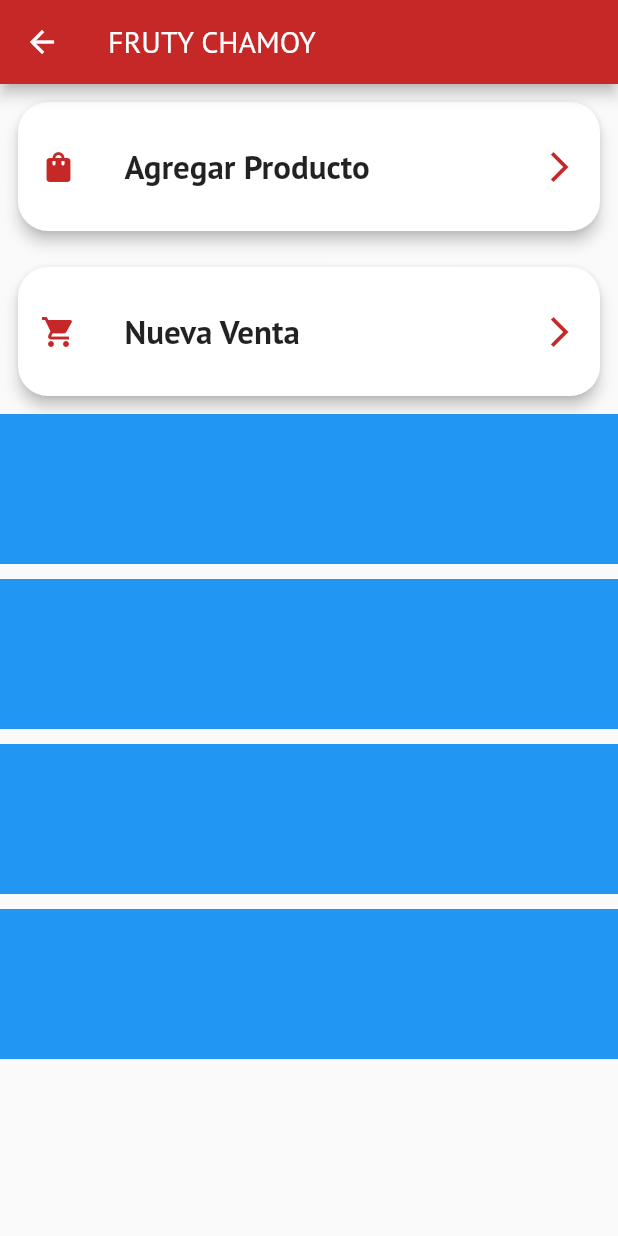
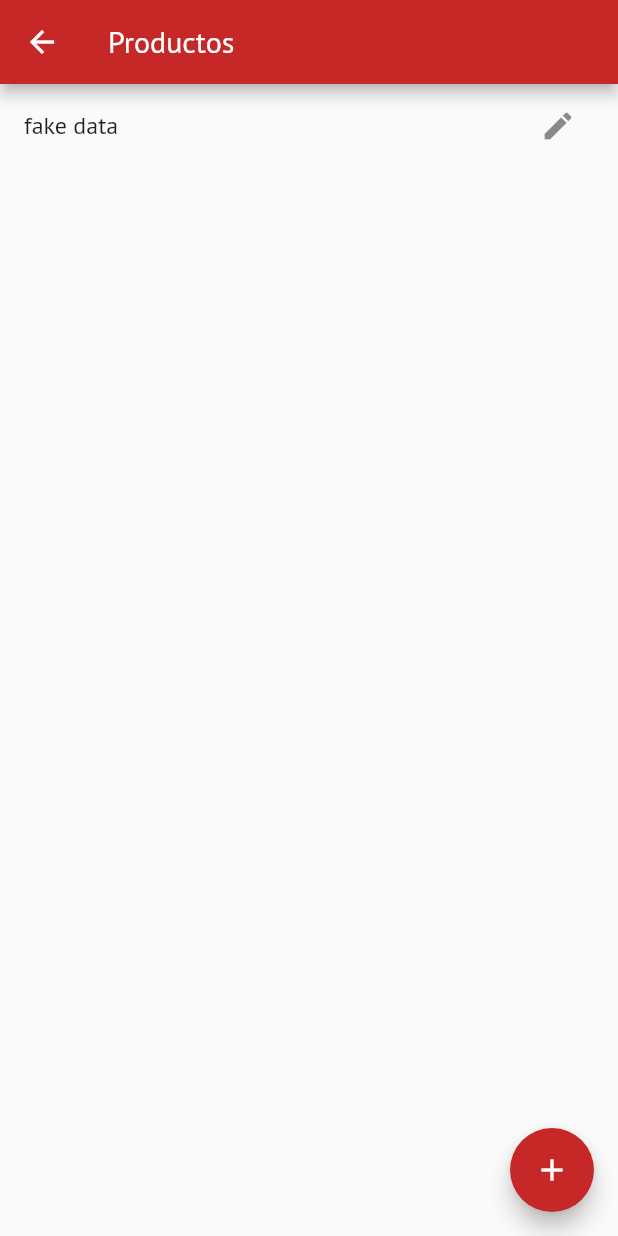
Before and after one commit to nsolorzano16/frutychamoy_flutter, a Flutter app: the HomeScreen screen opened directly, after a tap on "Agregar Producto", on a phone screen of 412 x 824 dp. Run offline on Flutter 3.47's test engine with Material 2 defaults, Android fonts, the light colour scheme and no system bars; our stand-ins replace bloc, flutter_bloc, google_fonts, shared_preferences; accounts and stored records are empty.

Commit message:
second commit

```diff
--- a/lib/data/auth/auth_local_impl.dart
+++ b/lib/data/auth/auth_local_impl.dart
@@ -1,6 +1,7 @@
 import 'package:fruty_chamoy_flutter/data/auth/auth_repository.dart';
 import 'package:fruty_chamoy_flutter/env/enviroment.dart';
 import 'package:fruty_chamoy_flutter/models/loginModel.dart';
+import 'package:fruty_chamoy_flutter/utils/storageUtil.dart';
 import 'package:http/http.dart' as http;
 
 class AuthLocalImpl extends AuthRepository {
@@ -21,4 +22,9 @@ class AuthLocalImpl extends AuthRepository {
       return null;
     }
   }
+
+  @override
+  Future<bool> logout() {
+    return StorageUtil.remove('token');
+  }
 }
--- a/lib/data/auth/auth_repository.dart
+++ b/lib/data/auth/auth_repository.dart
@@ -2,4 +2,5 @@ import 'package:fruty_chamoy_flutter/models/loginModel.dart';
 
 abstract class AuthRepository {
   Future<LoginResponse> login(LoginModel model);
+  Future<bool> logout();
 }
--- a/lib/main.dart
+++ b/lib/main.dart
@@ -4,6 +4,7 @@ import 'package:fruty_chamoy_flutter/data/auth/auth_repository.dart';
 
 import 'package:fruty_chamoy_flutter/dependencies.dart';
 import 'package:fruty_chamoy_flutter/theme/appTheme.dart';
+import 'package:fruty_chamoy_flutter/ui/home/home_cubit.dart';
 import 'package:fruty_chamoy_flutter/ui/login/loginCubit.dart';
 import 'package:fruty_chamoy_flutter/ui/splash/splashScreen.dart';
 import 'package:fruty_chamoy_flutter/ui/splash/splash_cubit.dart';
@@ -29,6 +30,11 @@ class MyApp extends StatelessWidget {
               create: (context) => LoginCubit(
                 context.read<AuthRepository>(),
               ),
+            ),
+            BlocProvider(
+              create: (context) => HomeCubit(
+                context.read<AuthRepository>(),
+              ),
             )
           ],
           child: MaterialApp(
--- /dev/null
+++ b/lib/models/productModel.dart
@@ -0,0 +1,42 @@
+// To parse this JSON data, do
+//
+//     final productModel = productModelFromJson(jsonString);
+
+import 'dart:convert';
+
+ProductModel productModelFromJson(String str) =>
+    ProductModel.fromJson(json.decode(str));
+
+String productModelToJson(ProductModel data) => json.encode(data.toJson());
+
+class ProductModel {
+  ProductModel({
+    this.name,
+    this.description,
+    this.salePrice,
+    this.purchasePrice,
+    this.units,
+  });
+
+  String name;
+  String description;
+  double salePrice;
+  int purchasePrice;
+  int units;
+
+  factory ProductModel.fromJson(Map<String, dynamic> json) => ProductModel(
+        name: json["name"],
+        description: json["description"],
+        salePrice: json["salePrice"].toDouble(),
+        purchasePrice: json["purchasePrice"],
+        units: json["units"],
+      );
+
+  Map<String, dynamic> toJson() => {
+        "name": name,
+        "description": description,
+        "salePrice": salePrice,
+        "purchasePrice": purchasePrice,
+        "units": units,
+      };
+}
--- a/lib/ui/home/homeScreen.dart
+++ b/lib/ui/home/homeScreen.dart
@@ -1,23 +1,42 @@
 import 'package:flutter/material.dart';
-import 'package:fruty_chamoy_flutter/ui/login/loginCubit.dart';
 import 'package:flutter_bloc/flutter_bloc.dart';
-import 'package:fruty_chamoy_flutter/utils/storageUtil.dart';
+
+import 'package:fruty_chamoy_flutter/ui/home/home_cubit.dart';
+import 'package:fruty_chamoy_flutter/ui/login/loginScreen.dart';
+import 'package:fruty_chamoy_flutter/ui/products/productsScreen.dart';
+import 'package:fruty_chamoy_flutter/utils/navigator.dart';
 
 class HomeScreen extends StatelessWidget {
   const HomeScreen({Key key}) : super(key: key);
 
   @override
   Widget build(BuildContext context) {
+    final _homeCubit = context.read<HomeCubit>();
     return SafeArea(
+        child: BlocListener<HomeCubit, HomeState>(
+      listener: (context, state) {
+        if (state is LogoutState) {
+          popAllAndPush(context, LoginScreen());
+        }
+      },
       child: Scaffold(
         appBar: AppBar(
           title: Text('FRUTY CHAMOY'),
+          actions: [
+            IconButton(
+              icon: Icon(Icons.logout),
+              onPressed: _homeCubit.logout,
+            ),
+          ],
         ),
         body: Column(
           children: [
             _MenuItem(
               leadingIcon: Icons.shopping_bag,
-                onTap: () {},
+              onTap: () => pushToPage(
+                context,
+                ProductsScreen(),
+              ),
               text: 'Agregar Producto',
             ),
             _MenuItem(
@@ -54,8 +73,9 @@ class HomeScreen extends StatelessWidget {
               ]),
             ),
           ],
-          )),
-    );
+        ),
+      ),
+    ));
   }
 }
 
--- /dev/null
+++ b/lib/ui/home/home_cubit.dart
@@ -0,0 +1,18 @@
+import 'package:bloc/bloc.dart';
+import 'package:fruty_chamoy_flutter/data/auth/auth_repository.dart';
+import 'package:meta/meta.dart';
+
+part 'home_state.dart';
+
+class HomeCubit extends Cubit<HomeState> {
+  HomeCubit(this._authRepository) : super(HomeInitial());
+
+  final AuthRepository _authRepository;
+
+  void logout() async {
+    final resp = await _authRepository.logout();
+    if (resp) {
+      emit(LogoutState());
+    }
+  }
+}
--- /dev/null
+++ b/lib/ui/home/home_state.dart
@@ -0,0 +1,8 @@
+part of 'home_cubit.dart';
+
+@immutable
+abstract class HomeState {}
+
+class HomeInitial extends HomeState {}
+
+class LogoutState extends HomeState {}
--- a/lib/ui/login/loginCubit.dart
+++ b/lib/ui/login/loginCubit.dart
@@ -3,6 +3,7 @@ import 'package:flutter_bloc/flutter_bloc.dart';
 import 'package:fruty_chamoy_flutter/data/auth/auth_repository.dart';
 
 import 'package:fruty_chamoy_flutter/models/loginModel.dart';
+
 import 'package:fruty_chamoy_flutter/utils/storageUtil.dart';
 import 'package:meta/meta.dart';
 
@@ -20,7 +21,6 @@ class LoginCubit extends Cubit<LoginState> {
     final resp = await _authRepository.login(model);
 
     if (resp != null) {
-      print(resp.toJson());
       StorageUtil.putString('token', resp.token);
       emit(SuccessState());
     } else {
--- a/lib/ui/login/loginState.dart
+++ b/lib/ui/login/loginState.dart
@@ -12,3 +12,5 @@ class FailureState extends LoginState {}
 
 // success login
 class SuccessState extends LoginState {}
+
+class LogoutState extends LoginState {}
--- /dev/null
+++ b/lib/ui/products/productsScreen.dart
@@ -0,0 +1,44 @@
+import 'package:flutter/material.dart';
+import 'package:fruty_chamoy_flutter/models/productModel.dart';
+import 'package:fruty_chamoy_flutter/ui/products/addEditProductScreen.dart';
+import 'package:fruty_chamoy_flutter/utils/navigator.dart';
+
+class ProductsScreen extends StatelessWidget {
+  @override
+  Widget build(BuildContext context) {
+    return SafeArea(
+      child: Scaffold(
+        appBar: AppBar(
+          title: Text('Productos'),
+        ),
+        body: ListView(
+          physics: BouncingScrollPhysics(),
+          children: [
+            ListTile(
+              title: Text('fake data'),
+              trailing: IconButton(
+                icon: Icon(Icons.edit),
+                onPressed: () => pushToPage(
+                  context,
+                  AddEditProductScreen(
+                    isAdding: false,
+                    product: ProductModel(),
+                  ),
+                ),
+              ),
+            )
+          ],
+        ),
+        floatingActionButton: FloatingActionButton(
+          onPressed: () => pushToPage(
+              context,
+              AddEditProductScreen(
+                isAdding: true,
+                product: ProductModel(),
+              )),
+          child: Icon(Icons.add),
+        ),
+      ),
+    );
+  }
+}
--- /dev/null
+++ b/lib/ui/products/productsState.dart
@@ -0,0 +1,6 @@
+part of 'productsCubit.dart';
+
+@immutable
+abstract class ProductsState {}
+
+class ProductsInitial extends ProductsState {}
--- /dev/null
+++ b/lib/utils/navigator.dart
@@ -0,0 +1,21 @@
+import 'package:flutter/material.dart';
+
+Future pushToPage(BuildContext context, Widget widget) async {
+  await Navigator.of(context).push(
+    MaterialPageRoute(builder: (_) => widget),
+  );
+}
+
+Future pushAndReplaceToPage(BuildContext context, Widget widget) async {
+  await Navigator.of(context).pushReplacement(
+    MaterialPageRoute(builder: (_) => widget),
+  );
+}
+
+Future popAllAndPush(BuildContext context, Widget widget) async {
+  await Navigator.pushAndRemoveUntil(
+    context,
+    MaterialPageRoute(builder: (BuildContext context) => widget),
+    ModalRoute.withName('/'),
+  );
+}
--- a/lib/utils/storageUtil.dart
+++ b/lib/utils/storageUtil.dart
@@ -58,4 +58,9 @@ class StorageUtil {
     if (_preferences == null) return null;
     return _preferences.setBool(key, value);
   }
+
+  static Future<bool> remove(String key) {
+    if (_preferences == null) return Future.value(false);
+    return _preferences.remove(key);
+  }
 }
--- a/lib/widgets/customTextField.dart
+++ b/lib/widgets/customTextField.dart
@@ -24,7 +24,7 @@ class CustomTextField extends StatelessWidget {
             border: OutlineInputBorder(
               borderRadius: BorderRadius.circular(20),
             ),
-            prefixIcon: Icon(Icons.mail),
+            prefixIcon: Icon(icon),
             hintText: hintText,
             labelText: labelText),
       ),
```
Also changed, not shown: lib/ui/products/addEditProductScreen.dart (added, +80 -0 lines), lib/ui/products/productsCubit.dart (added, +8 -0 lines). Lines whose indentation alone changed are shown as unchanged.
